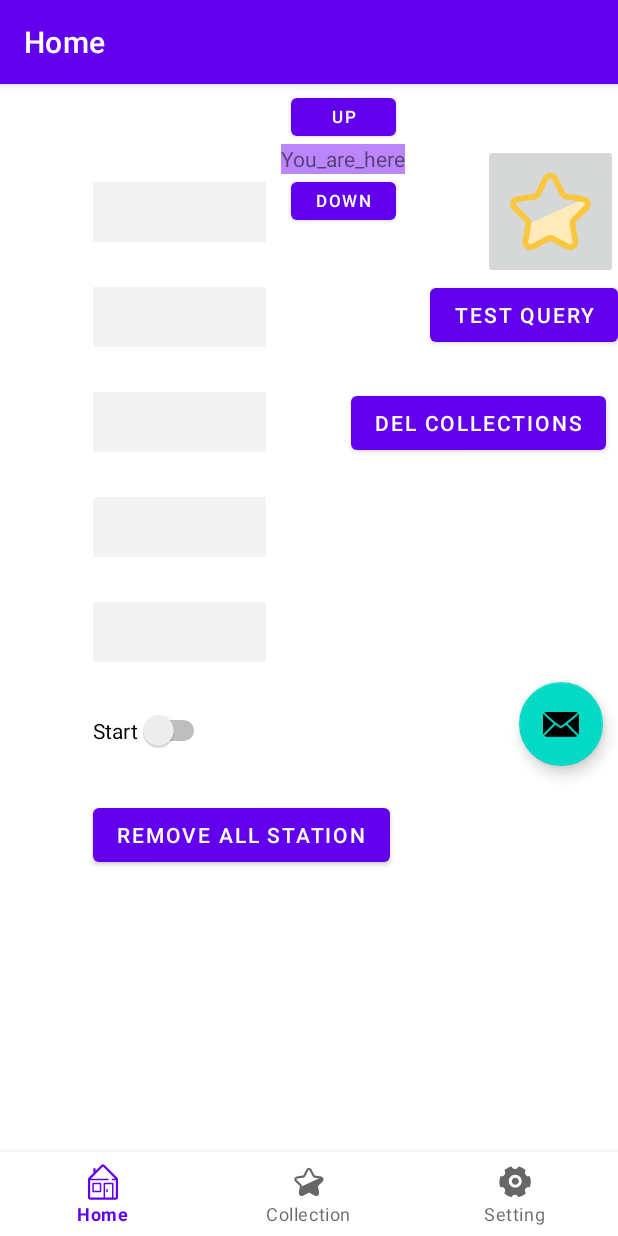
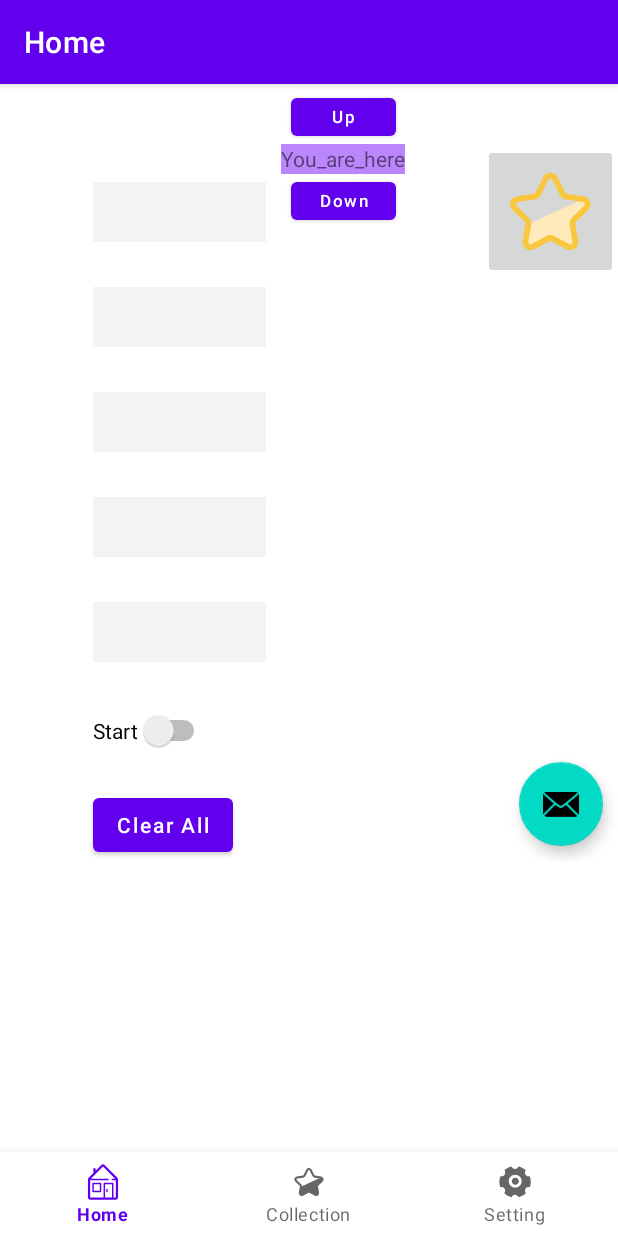
Before and after one commit to JiahangChen/HurrpUpProject, an Android app: the screen it shows after launch (MainActivity), on a phone screen of 412 x 824 dp. Run offline under Robolectric (Android 15) with nearby library versions, the phone set to English and light mode, and no system bars; our stand-ins replace data binding, navigation-ui.

Commit message:
collection finish

```diff
--- a/app/src/main/java/com/ahren/hurryupproject/ui/addstation/datareader/DataReader.kt
+++ b/app/src/main/java/com/ahren/hurryupproject/ui/addstation/datareader/DataReader.kt
@@ -20,7 +20,7 @@ object DataReader {
             "line10" to LineListBindingData("line10", "十号线", PatternHelper.getLineColor("line10")),
             "line11" to LineListBindingData("line11", "十一号线", PatternHelper.getLineColor("line11")),
             "line12" to LineListBindingData("line12", "十二号线", PatternHelper.getLineColor("line12")),
-            "line16" to LineListBindingData("line16", "十三号线", PatternHelper.getLineColor("line16")),
+            "line16" to LineListBindingData("line16", "十六号线", PatternHelper.getLineColor("line16")),
         )
 
     }
--- a/app/src/main/res/layout/activity_main.xml
+++ b/app/src/main/res/layout/activity_main.xml
@@ -24,27 +24,30 @@
             app:layout_constraintBottom_toBottomOf="parent"
             app:layout_constraintLeft_toLeftOf="parent"
             app:layout_constraintRight_toRightOf="parent"
+            app:layout_constraintTop_toBottomOf="@+id/scrollView"
             app:menu="@menu/bottom_nav_menu" />
+
 
         <ScrollView
             android:id="@+id/scrollView"
 
-            android:layout_width="match_parent"
+            android:layout_width="0dp"
 
-            android:layout_height="match_parent"
+            android:layout_height="0dp"
             app:layout_constraintBottom_toBottomOf="parent"
+            app:layout_constraintBottom_toTopOf="@id/nav_view"
             app:layout_constraintEnd_toEndOf="parent"
             app:layout_constraintHorizontal_bias="0.0"
             app:layout_constraintStart_toStartOf="parent"
             app:layout_constraintTop_toTopOf="parent"
-            app:layout_constraintBottom_toTopOf="@id/nav_view"
             app:layout_constraintVertical_bias="0.0">
 
             <fragment
                 android:id="@+id/nav_host_fragment_activity_main"
                 android:name="androidx.navigation.fragment.NavHostFragment"
                 android:layout_width="match_parent"
-            android:layout_height="match_parent"
+                android:layout_height="wrap_content"
+                android:layout_marginBottom="50dp"
                 app:defaultNavHost="true"
                 app:layout_constraintBottom_toTopOf="@id/nav_view"
                 app:layout_constraintHorizontal_bias="0.0"
@@ -55,6 +58,8 @@
                 app:navGraph="@navigation/mobile_navigation" />
 
         </ScrollView>
+
+
     </androidx.constraintlayout.widget.ConstraintLayout>
 
 </layout>
--- a/app/src/main/res/layout/fragment_home.xml
+++ b/app/src/main/res/layout/fragment_home.xml
@@ -7,16 +7,6 @@
     android:layout_width="match_parent"
     android:layout_height="match_parent"
     tools:context=".ui.home.HomeFragment">
-
-    <Button
-        android:id="@+id/button3"
-        android:layout_width="wrap_content"
-        android:layout_height="wrap_content"
-        android:layout_marginTop="72dp"
-        android:layout_marginEnd="8dp"
-        android:text="del collections"
-        app:layout_constraintEnd_toEndOf="parent"
-        app:layout_constraintTop_toBottomOf="@+id/collectionButton" />
 
     <TextView
         android:id="@+id/StationNum2"
@@ -98,7 +88,7 @@
         android:layout_width="wrap_content"
         android:layout_height="wrap_content"
         android:layout_marginEnd="10dp"
-        android:layout_marginBottom="70dp"
+        android:layout_marginBottom="10dp"
         android:clickable="true"
         app:layout_constraintBottom_toBottomOf="parent"
         app:layout_constraintEnd_toEndOf="parent"
@@ -112,6 +102,7 @@
         android:insetTop="0dp"
         android:insetBottom="0dp"
         android:text="Up"
+        android:textAllCaps="false"
         android:textSize="11sp"
         app:layout_constraintBottom_toTopOf="@+id/youarehere"
         app:layout_constraintEnd_toEndOf="@+id/youarehere"
@@ -125,6 +116,7 @@
         android:insetTop="0dp"
         android:insetBottom="0dp"
         android:text="Down"
+        android:textAllCaps="false"
         android:textSize="11sp"
         app:layout_constraintEnd_toEndOf="@+id/youarehere"
         app:layout_constraintStart_toStartOf="@+id/youarehere"
@@ -148,11 +140,12 @@
         app:layout_constraintGuide_begin="40dp" />
 
     <Button
-        android:id="@+id/removeallstationbutton"
+        android:id="@+id/clearallstation"
         android:layout_width="wrap_content"
         android:layout_height="wrap_content"
-        android:layout_marginTop="32dp"
-        android:text="Remove All Station"
+        android:layout_marginTop="25dp"
+        android:text="Clear All"
+        android:textAllCaps="false"
         app:layout_constraintStart_toStartOf="@+id/verticalguideline1"
         app:layout_constraintTop_toBottomOf="@+id/startapp" />
 
@@ -165,12 +158,12 @@
         app:layout_constraintEnd_toEndOf="parent"
         app:layout_constraintTop_toTopOf="@+id/horizontalguideline1" />
 
-    <Button
-        android:id="@+id/button2"
-        android:layout_width="wrap_content"
-        android:layout_height="wrap_content"
-        android:text="test query"
-        app:layout_constraintEnd_toEndOf="parent"
-        app:layout_constraintTop_toBottomOf="@+id/collectionButton" />
+<!--    <Button-->
+<!--        android:id="@+id/button2"-->
+<!--        android:layout_width="wrap_content"-->
+<!--        android:layout_height="wrap_content"-->
+<!--        android:text="test query"-->
+<!--        app:layout_constraintEnd_toEndOf="parent"-->
+<!--        app:layout_constraintTop_toBottomOf="@+id/collectionButton" />-->
 
 </androidx.constraintlayout.widget.ConstraintLayout>
```
Also changed, not shown: app/build.gradle (+14 -0 lines), app/src/main/java/com/ahren/hurryupproject/ui/collection/fragment/CollectionRecycleViewFragment.kt (+5 -3 lines), app/src/main/java/com/ahren/hurryupproject/ui/home/HomeFragment.kt (+17 -25 lines), app/src/main/java/com/ahren/hurryupproject/ui/setting/SettingFragment.kt (+15 -0 lines), app/src/main/res/layout/fragment_setting.xml (+13 -1 lines), 1 other file. Lines whose indentation alone changed are shown as unchanged.
